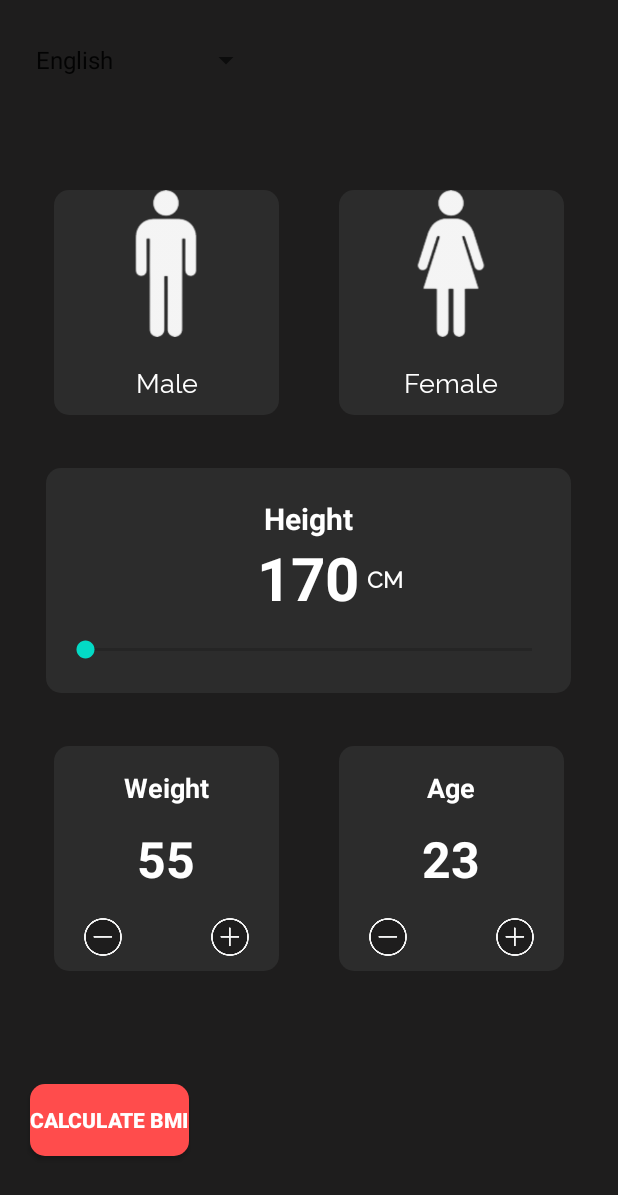
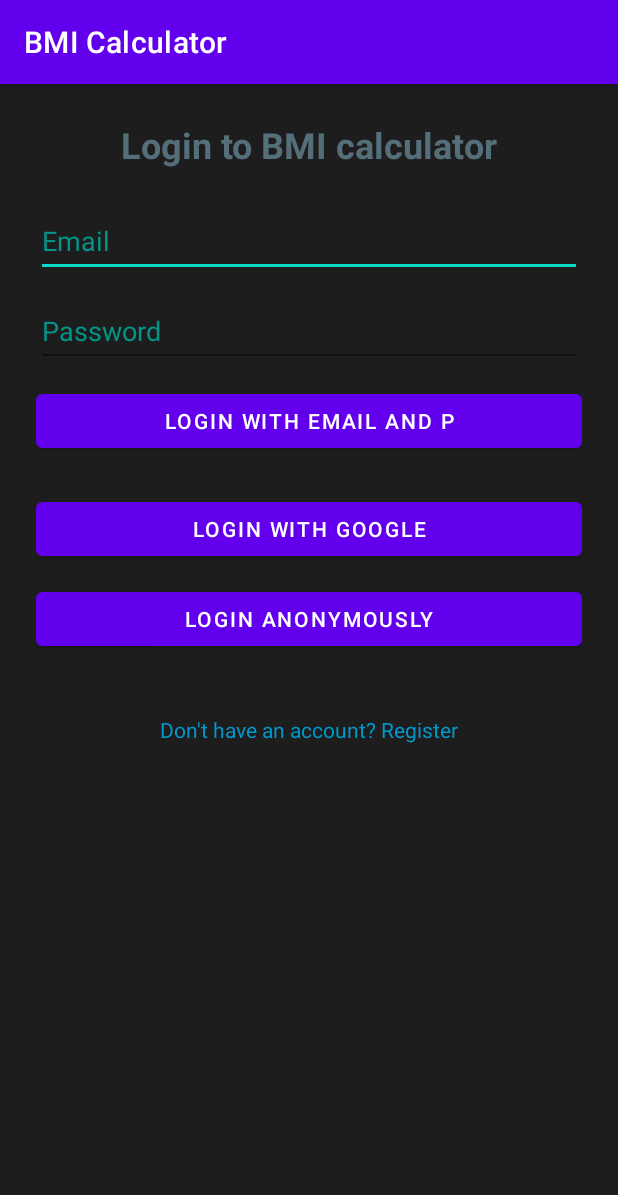
Before and after one commit to simeonnalovski/Seminarska-PMP, an Android app: the screen it shows after launch (MainActivity before the commit, LoginActivity after it), on a phone screen of 412 x 824 dp. Shown: the top 1195 px of the screen. Run offline under Robolectric (Android 15) with nearby library versions, the phone set to English and light mode, and no system bars; our stand-ins replace Firebase (no records; nobody signed in at launch, a user with empty details on screens opened directly), Room's generated code.

Commit message:
Commit broj dva

```diff
--- /dev/null
+++ b/app/src/main/java/com/ssr/bmicalculator/LoginActivity.kt
@@ -0,0 +1,137 @@
+package com.ssr.bmicalculator
+
+import android.content.Intent
+import android.os.Bundle
+import android.util.Log
+import android.widget.Toast
+import androidx.appcompat.app.AppCompatActivity
+import com.google.android.gms.auth.api.signin.*
+import com.google.android.gms.common.api.ApiException
+import com.google.firebase.auth.*
+import com.google.firebase.firestore.FirebaseFirestore
+import com.ssr.bmicalculator.databinding.ActivityLoginBinding
+
+class LoginActivity : AppCompatActivity() {
+
+    private lateinit var binding: ActivityLoginBinding
+    private lateinit var auth: FirebaseAuth
+    private lateinit var firestore: FirebaseFirestore
+    private lateinit var googleSignInClient: GoogleSignInClient
+
+    private val RC_SIGN_IN = 1001
+
+    override fun onCreate(savedInstanceState: Bundle?) {
+        super.onCreate(savedInstanceState)
+        binding = ActivityLoginBinding.inflate(layoutInflater)
+        setContentView(binding.root)
+
+        auth = FirebaseAuth.getInstance()
+        firestore = FirebaseFirestore.getInstance()
+
+        setupGoogleSignIn()
+        setupClickListeners()
+    }
+
+    private fun setupGoogleSignIn() {
+        val gso = GoogleSignInOptions.Builder(GoogleSignInOptions.DEFAULT_SIGN_IN)
+            .requestIdToken(getString(R.string.default_web_client_id))
+            .requestEmail()
+            .build()
+
+        googleSignInClient = GoogleSignIn.getClient(this, gso)
+    }
+
+    private fun setupClickListeners() {
+        binding.btnGoogleLogin.setOnClickListener {
+            val signInIntent = googleSignInClient.signInIntent
+            startActivityForResult(signInIntent, RC_SIGN_IN)
+        }
+
+        binding.btnAnonymousLogin.setOnClickListener {
+            auth.signInAnonymously()
+                .addOnSuccessListener {
+                    saveUserToFirestore(it.user)
+                    goToMain()
+                }
+                .addOnFailureListener {
+                    showToast("Anonymous login failed.")
+                }
+        }
+
+        binding.registerText.setOnClickListener {
+            startActivity(Intent(this, RegisterActivity::class.java))
+            finish()
+        }
+        binding.btnEmailLogin.setOnClickListener {
+            val email = binding.etEmail.text.toString().trim()
+            val password = binding.etPassword.text.toString().trim()
+
+            if (email.isEmpty() || password.isEmpty()) {
+                showToast("Email and password must not be empty.")
+                return@setOnClickListener
+            }
+
+            auth.signInWithEmailAndPassword(email, password)
+                .addOnSuccessListener {
+                    saveUserToFirestore(it.user)
+                    goToMain()
+                }
+                .addOnFailureListener {
+                    showToast("Login failed: ${it.message}")
+                }
+        }
+
+    }
+
+    override fun onActivityResult(requestCode: Int, resultCode: Int, data: Intent?) {
+        super.onActivityResult(requestCode, resultCode, data)
+
+        if (requestCode == RC_SIGN_IN) {
+            val task = GoogleSignIn.getSignedInAccountFromIntent(data)
+            try {
+                val account = task.getResult(ApiException::class.java)!!
+                val credential = GoogleAuthProvider.getCredential(account.idToken, null)
+                auth.signInWithCredential(credential)
+                    .addOnSuccessListener {
+                        saveUserToFirestore(it.user)
+                        goToMain()
+                    }
+                    .addOnFailureListener {
+                        showToast("Google auth failed: ${it.message}")
+                    }
+            } catch (e: ApiException) {
+                showToast("Google sign-in failed: ${e.message}")
+            }
+        }
+    }
+
+    private fun saveUserToFirestore(user: FirebaseUser?) {
+        user?.let {
+            val userData = hashMapOf(
+                "uid" to it.uid,
+                "email" to it.email,
+                "isAnonymous" to it.isAnonymous,
+                "createdAt" to System.currentTimeMillis()
+            )
+
+            firestore.collection("users")
+                .document(it.uid)
+                .set(userData)
+                .addOnSuccessListener {
+                    Log.d("Firestore", "User saved.")
+                }
+                .addOnFailureListener { error ->
+                    Log.e("Firestore", "Failed to save user.", error)
+                }
+        }
+    }
+
+    private fun goToMain() {
+        startActivity(Intent(this, MainActivity::class.java))
+        finish()
+    }
+
+    private fun showToast(message: String) {
+        Toast.makeText(this, message, Toast.LENGTH_SHORT).show()
+    }
+}
--- a/app/src/main/java/com/ssr/bmicalculator/MainActivity.kt
+++ b/app/src/main/java/com/ssr/bmicalculator/MainActivity.kt
@@ -21,6 +21,8 @@ import kotlinx.coroutines.Dispatchers
 import kotlinx.coroutines.launch
 import kotlinx.coroutines.withContext
 import java.util.*
+import com.google.firebase.auth.FirebaseAuth
+
 
 class MainActivity : AppCompatActivity() {
 
@@ -237,4 +239,13 @@ class MainActivity : AppCompatActivity() {
             else -> 0
         }
     }
+    override fun onStart() {
+        super.onStart()
+        val user = FirebaseAuth.getInstance().currentUser
+        if (user == null) {
+            startActivity(Intent(this, LoginActivity::class.java))
+            finish()
+        }
+    }
+
 }
--- /dev/null
+++ b/app/src/main/res/layout/activity_login.xml
@@ -0,0 +1,82 @@
+<?xml version="1.0" encoding="utf-8"?>
+<LinearLayout xmlns:android="http://schemas.android.com/apk/res/android"
+    xmlns:app="http://schemas.android.com/apk/res-auto"
+    android:id="@+id/loginRoot"
+    android:layout_width="match_parent"
+    android:layout_height="match_parent"
+    android:orientation="vertical"
+    android:background="#1e1d1d"
+    android:padding="24dp"
+    android:gravity="center_horizontal">
+
+    <!-- App Title -->
+    <TextView
+        android:id="@+id/tvLoginTitle"
+        android:layout_width="wrap_content"
+        android:layout_height="wrap_content"
+        android:layout_marginBottom="24dp"
+        android:background="#1e1d1d"
+        android:text="@string/logTitle"
+        android:textColor="#546E7A"
+        android:textSize="24sp"
+        android:textStyle="bold" />
+
+    <!-- Email Input -->
+    <EditText
+        android:id="@+id/etEmail"
+        android:layout_width="match_parent"
+        android:layout_height="wrap_content"
+        android:layout_marginBottom="12dp"
+        android:hint="@string/email"
+        android:inputType="textEmailAddress"
+        android:minHeight="48dp"
+        android:textColor="#546E7A"
+        android:textColorHint="#009688" />
+
+    <!-- Password Input -->
+    <EditText
+        android:id="@+id/etPassword"
+        android:layout_width="match_parent"
+        android:layout_height="wrap_content"
+        android:layout_marginBottom="12dp"
+        android:hint="@string/password"
+        android:inputType="textPassword"
+        android:minHeight="48dp"
+        android:textColor="#546E7A"
+        android:textColorHint="#009688" />
+
+    <!-- Login with Email Button -->
+    <Button
+        android:id="@+id/btnEmailLogin"
+        android:layout_width="match_parent"
+        android:layout_height="wrap_content"
+        android:text="Login with Email and P"
+        android:layout_marginBottom="24dp" />
+
+    <!-- Login with Google Button -->
+    <Button
+        android:id="@+id/btnGoogleLogin"
+        android:layout_width="match_parent"
+        android:layout_height="wrap_content"
+        android:layout_marginBottom="12dp"
+        android:text="@string/loginGoogle" />
+
+    <!-- Anonymous Login Button -->
+    <Button
+        android:id="@+id/btnAnonymousLogin"
+        android:layout_width="match_parent"
+        android:layout_height="wrap_content"
+        android:layout_marginBottom="24dp"
+        android:text="@string/loginAnon" />
+
+    <!-- Register Text -->
+    <TextView
+        android:id="@+id/registerText"
+        android:layout_width="wrap_content"
+        android:layout_height="wrap_content"
+        android:layout_marginTop="16dp"
+        android:text="@string/regNewText"
+        android:textColor="@android:color/holo_blue_dark"
+        android:textSize="14sp" />
+
+</LinearLayout>
--- a/app/src/main/res/values/strings.xml
+++ b/app/src/main/res/values/strings.xml
@@ -6,6 +6,7 @@
     <string name="theme_switch_label" translatable="false">Dark Mode</string>
 
     <string name="app_name">BMI Calculator</string>
+    <string name="default_web_client_id">757864943992-r7a2vfrkcgu7bs6c70gc8grvjlmhum7c.apps.googleusercontent.com</string>
     <string name="select_gender">Select Gender</string>
     <string name="male">Male</string>
     <string name="female">Female</string>
@@ -17,6 +18,25 @@
     <string name="invalid_age">Invalid Age</string>
     <string name="select_height">Select Height</string>
     <string name="re_calculate_bmi">Re-Calculate BMI</string>
+    <string name="email">Email</string>
+    <string name="password">Password</string>
+    <string name="register">Register</string>
+    <string name="logText">Already have an account? Login</string>
+    <string name="logTitle">Login to BMI calculator</string>
+    <string name="loginGoogle">Login with Google</string>
+    <string name="loginEmailPass">Login with Email and Password</string>
+    <string name="loginAnon">Login Anonymously</string>
+    <string name="regNewText">Don\'t have an account? Register</string>
+    <string name="underweight">Underweight</string>
+    <string name="hweight">Healthful Weight</string>
+    <string name="overweight">Overweight</string>
+    <string name="obsClass1">Obesity Class 1</string>
+    <string name="obsClass2">Obesity Class 2</string>
+    <string name="exObsClass3">Extreme Obesity Class 3</string>
+
+
+
+
 
 
 </resources>
--- a/build.gradle
+++ b/build.gradle
@@ -3,4 +3,5 @@ plugins {
     id 'com.android.application' version '8.9.2' apply false
     id 'com.android.library' version '8.9.2' apply false
     id 'org.jetbrains.kotlin.android' version '2.1.0' apply false
+    id("com.google.gms.google-services") version "4.4.2" apply false
 }
```
Also changed, not shown: app/build.gradle (+12 -3 lines), app/src/main/AndroidManifest.xml (+11 -2 lines), app/src/main/java/com/ssr/bmicalculator/MyFirebaseMessagingService.kt (added, +72 -0 lines), app/src/main/java/com/ssr/bmicalculator/RegisterActivity.kt (added, +67 -0 lines), app/src/main/java/com/ssr/bmicalculator/bmiactivity.kt (+7 -7 lines), app/src/main/res/layout/activity_register.xml (added, +47 -0 lines), 2 other files.
